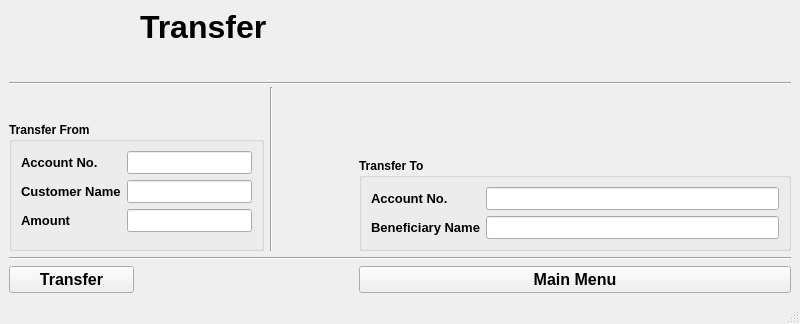
Before: the Qt Designer form transfer.ui in iamroHit12/BankMangement, drawn with Qt 5.
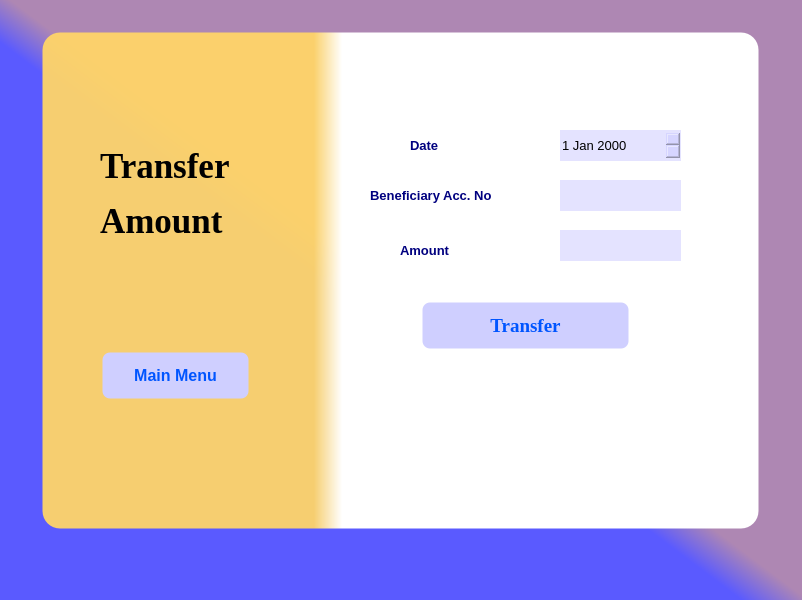
After: the same form once the commit is applied.

The edit to the form file:
```diff
--- a/transfer.ui
+++ b/transfer.ui
@@ -6,17 +6,75 @@
    <rect>
     <x>0</x>
     <y>0</y>
-    <width>800</width>
-    <height>324</height>
+    <width>802</width>
+    <height>600</height>
    </rect>
   </property>
   <property name="windowTitle">
    <string>MainWindow</string>
   </property>
+  <property name="styleSheet">
+   <string notr="true">background-color: qlineargradient(spread:pad, x1:0.433199, y1:0.506, x2:0.502, y2:0.437591, stop:0 rgba(90, 90, 255, 255), stop:0.606965 rgba(174, 135, 179, 255));</string>
+  </property>
   <widget class="QWidget" name="centralwidget">
-   <layout class="QGridLayout" name="gridLayout_3">
-    <item row="6" column="4">
+   <widget class="QFrame" name="frame">
+    <property name="geometry">
+     <rect>
+      <x>40</x>
+      <y>30</y>
+      <width>721</width>
+      <height>501</height>
+     </rect>
+    </property>
+    <property name="styleSheet">
+     <string notr="true">border-width:5px;
+background-color: qlineargradient(spread:pad, x1:0.379124, y1:0.552, x2:0.418294, y2:0.552, stop:0 rgba(255, 213, 104, 241), stop:1 rgba(255, 255, 255, 255));
+border-style:solid;
+border-color:rgb(0,0,0,0);
+border-radius:20px;
+</string>
+    </property>
+    <property name="frameShape">
+     <enum>QFrame::StyledPanel</enum>
+    </property>
+    <property name="frameShadow">
+     <enum>QFrame::Raised</enum>
+    </property>
+    <widget class="QPushButton" name="pushButton">
+     <property name="geometry">
+      <rect>
+       <x>380</x>
+       <y>270</y>
+       <width>211</width>
+       <height>51</height>
+      </rect>
+     </property>
+     <property name="font">
+      <font>
+       <family>Times New Roman</family>
+       <pointsize>14</pointsize>
+       <weight>75</weight>
+       <bold>true</bold>
+      </font>
+     </property>
+     <property name="styleSheet">
+      <string notr="true">background-color: rgb(207, 207, 255);
+color: rgb(0, 85, 255);
+border-radius:10px;</string>
+     </property>
+     <property name="text">
+      <string>Transfer</string>
+     </property>
+    </widget>
      <widget class="QPushButton" name="pushButton_main">
+     <property name="geometry">
+      <rect>
+       <x>60</x>
+       <y>320</y>
+       <width>151</width>
+       <height>51</height>
+      </rect>
+     </property>
       <property name="font">
        <font>
         <pointsize>12</pointsize>
@@ -24,69 +82,50 @@
         <bold>true</bold>
        </font>
       </property>
+     <property name="styleSheet">
+      <string notr="true">background-color: rgb(207, 207, 255);
+color: rgb(0, 85, 255);
+border-radius:10px;</string>
+     </property>
       <property name="text">
        <string>Main Menu</string>
       </property>
      </widget>
-    </item>
-    <item row="0" column="1" colspan="3">
      <widget class="QLabel" name="label">
-      <property name="font">
-       <font>
-        <pointsize>24</pointsize>
-        <weight>75</weight>
-        <bold>true</bold>
-       </font>
-      </property>
-      <property name="text">
-       <string>Transfer</string>
-      </property>
-     </widget>
-    </item>
-    <item row="5" column="0" colspan="5">
-     <widget class="Line" name="line_3">
-      <property name="orientation">
-       <enum>Qt::Horizontal</enum>
-      </property>
-     </widget>
-    </item>
-    <item row="6" column="0">
-     <widget class="QPushButton" name="pushButton">
+     <property name="geometry">
+      <rect>
+       <x>330</x>
+       <y>150</y>
+       <width>181</width>
+       <height>31</height>
+      </rect>
+     </property>
       <property name="font">
        <font>
-        <pointsize>12</pointsize>
+       <pointsize>10</pointsize>
         <weight>75</weight>
         <bold>true</bold>
        </font>
       </property>
+     <property name="styleSheet">
+      <string notr="true">border-radius:0px;
+border:none;
+background:rgb(0,0,0,0);
+color:rgb(0, 0, 127)</string>
+     </property>
       <property name="text">
-       <string>Transfer</string>
-      </property>
-     </widget>
-    </item>
-    <item row="1" column="0" rowspan="2" colspan="5">
-     <widget class="Line" name="line">
-      <property name="orientation">
-       <enum>Qt::Horizontal</enum>
-      </property>
-     </widget>
-    </item>
-    <item row="3" column="0" rowspan="2" colspan="2">
-     <widget class="QGroupBox" name="groupBox">
-      <property name="font">
-       <font>
-        <weight>75</weight>
-        <bold>true</bold>
-       </font>
-      </property>
-      <property name="title">
-       <string>Transfer From</string>
-      </property>
-      <layout class="QFormLayout" name="formLayout">
-       <item row="0" column="0">
-        <layout class="QVBoxLayout" name="verticalLayout">
-         <item>
+      <string>Beneficiary Acc. No</string>
+     </property>
+    </widget>
           <widget class="QLabel" name="label_2">
+     <property name="geometry">
+      <rect>
+       <x>370</x>
+       <y>100</y>
+       <width>71</width>
+       <height>31</height>
+      </rect>
+     </property>
            <property name="font">
             <font>
              <pointsize>10</pointsize>
@@ -94,27 +133,25 @@
              <bold>true</bold>
             </font>
            </property>
+     <property name="styleSheet">
+      <string notr="true">border-radius:0px;
+border:none;
+background:rgb(0,0,0,0);
+color:rgb(0, 0, 127)</string>
+     </property>
            <property name="text">
-            <string>Account No.</string>
-           </property>
-          </widget>
-         </item>
-         <item>
+      <string>Date</string>
+     </property>
+    </widget>
           <widget class="QLabel" name="label_3">
-           <property name="font">
-            <font>
-             <pointsize>10</pointsize>
-             <weight>75</weight>
-             <bold>true</bold>
-            </font>
-           </property>
-           <property name="text">
-            <string>Customer Name</string>
-           </property>
-          </widget>
-         </item>
-         <item>
-          <widget class="QLabel" name="label_4">
+     <property name="geometry">
+      <rect>
+       <x>360</x>
+       <y>200</y>
+       <width>101</width>
+       <height>41</height>
+      </rect>
+     </property>
            <property name="font">
             <font>
              <pointsize>10</pointsize>
@@ -122,134 +159,114 @@
              <bold>true</bold>
             </font>
            </property>
+     <property name="styleSheet">
+      <string notr="true">border-radius:0px;
+border:none;
+background:rgb(0,0,0,0);
+color:rgb(0, 0, 127)</string>
+     </property>
            <property name="text">
             <string>Amount</string>
            </property>
           </widget>
-         </item>
-        </layout>
-       </item>
-       <item row="0" column="1">
-        <layout class="QVBoxLayout" name="verticalLayout_2">
-         <item>
+    <widget class="QDateEdit" name="dateEdit">
+     <property name="geometry">
+      <rect>
+       <x>520</x>
+       <y>100</y>
+       <width>121</width>
+       <height>31</height>
+      </rect>
+     </property>
+     <property name="font">
+      <font>
+       <pointsize>10</pointsize>
+      </font>
+     </property>
+     <property name="styleSheet">
+      <string notr="true">background-color: rgb(201, 199, 255,0.5);
+border-width:0px;</string>
+     </property>
+    </widget>
           <widget class="QLineEdit" name="lineEdit">
-           <property name="font">
-            <font>
-             <pointsize>10</pointsize>
-             <weight>75</weight>
-             <bold>true</bold>
-            </font>
-           </property>
-          </widget>
-         </item>
-         <item>
+     <property name="geometry">
+      <rect>
+       <x>520</x>
+       <y>150</y>
+       <width>121</width>
+       <height>31</height>
+      </rect>
+     </property>
+     <property name="styleSheet">
+      <string notr="true">background-color: rgb(201, 199, 255,0.5);
+border-width:0px;</string>
+     </property>
+    </widget>
           <widget class="QLineEdit" name="lineEdit_2">
-           <property name="font">
-            <font>
-             <pointsize>10</pointsize>
-             <weight>75</weight>
-             <bold>true</bold>
-            </font>
-           </property>
-          </widget>
-         </item>
-         <item>
-          <widget class="QLineEdit" name="lineEdit_3">
-           <property name="font">
-            <font>
-             <pointsize>10</pointsize>
-             <weight>75</weight>
-             <bold>true</bold>
-            </font>
-           </property>
-          </widget>
-         </item>
-        </layout>
-       </item>
-      </layout>
-     </widget>
-    </item>
-    <item row="2" column="2" rowspan="3" colspan="2">
-     <widget class="Line" name="line_2">
-      <property name="orientation">
-       <enum>Qt::Vertical</enum>
-      </property>
-     </widget>
-    </item>
-    <item row="4" column="4">
-     <widget class="QGroupBox" name="groupBox_2">
+     <property name="geometry">
+      <rect>
+       <x>520</x>
+       <y>200</y>
+       <width>121</width>
+       <height>31</height>
+      </rect>
+     </property>
+     <property name="styleSheet">
+      <string notr="true">background-color: rgb(201, 199, 255,0.5);
+border-width:0px;</string>
+     </property>
+    </widget>
+    <widget class="QLabel" name="label_4">
+     <property name="geometry">
+      <rect>
+       <x>60</x>
+       <y>110</y>
+       <width>171</width>
+       <height>51</height>
+      </rect>
+     </property>
       <property name="font">
        <font>
+       <family>Times New Roman</family>
+       <pointsize>26</pointsize>
         <weight>75</weight>
         <bold>true</bold>
        </font>
       </property>
-      <property name="title">
-       <string>Transfer To</string>
-      </property>
-      <layout class="QGridLayout" name="gridLayout">
-       <item row="0" column="0">
-        <layout class="QGridLayout" name="gridLayout_2">
-         <item row="0" column="0">
+     <property name="styleSheet">
+      <string notr="true">border-width:0px;
+background:rgb(0,0,0,0)</string>
+     </property>
+     <property name="text">
+      <string>Transfer</string>
+     </property>
+    </widget>
           <widget class="QLabel" name="label_5">
-           <property name="font">
-            <font>
-             <pointsize>10</pointsize>
-             <weight>75</weight>
-             <bold>true</bold>
-            </font>
-           </property>
-           <property name="text">
-            <string>Account No.</string>
-           </property>
-          </widget>
-         </item>
-         <item row="1" column="0">
-          <widget class="QLabel" name="label_6">
+     <property name="geometry">
+      <rect>
+       <x>60</x>
+       <y>160</y>
+       <width>161</width>
+       <height>61</height>
+      </rect>
+     </property>
            <property name="font">
             <font>
-             <pointsize>10</pointsize>
+       <family>Times New Roman</family>
+       <pointsize>26</pointsize>
              <weight>75</weight>
              <bold>true</bold>
             </font>
            </property>
+     <property name="styleSheet">
+      <string notr="true">border-width:0px;
+background:rgb(0,0,0,0)</string>
+     </property>
            <property name="text">
-            <string>Beneficiary Name</string>
-           </property>
-          </widget>
-         </item>
-        </layout>
-       </item>
-       <item row="0" column="1">
-        <layout class="QVBoxLayout" name="verticalLayout_4">
-         <item>
-          <widget class="QLineEdit" name="lineEdit_4">
-           <property name="font">
-            <font>
-             <pointsize>10</pointsize>
-             <weight>75</weight>
-             <bold>true</bold>
-            </font>
-           </property>
-          </widget>
-         </item>
-         <item>
-          <widget class="QLineEdit" name="lineEdit_5">
-           <property name="font">
-            <font>
-             <pointsize>10</pointsize>
-             <weight>75</weight>
-             <bold>true</bold>
-            </font>
-           </property>
-          </widget>
-         </item>
-        </layout>
-       </item>
-      </layout>
-     </widget>
-    </item>
-   </layout>
+      <string>Amount</string>
+     </property>
+    </widget>
+   </widget>
   </widget>
   <widget class="QMenuBar" name="menubar">
    <property name="geometry">
@@ -261,7 +278,6 @@
     </rect>
    </property>
   </widget>
-  <widget class="QStatusBar" name="statusbar"/>
  </widget>
  <resources/>
  <connections/>
```
Left out of the diff: 4 changed lines with no effect on the pictures. Lines whose indentation alone changed are shown as unchanged.
